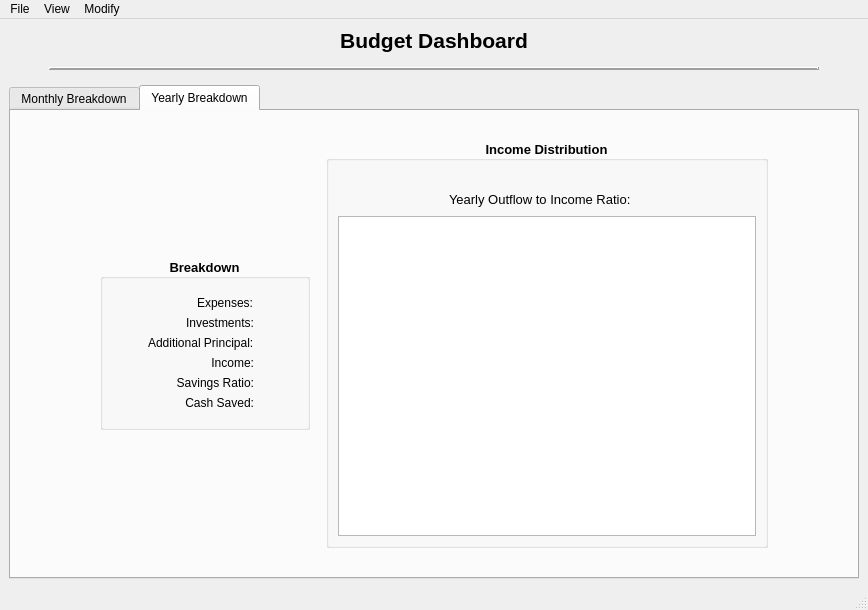
Above: CashFlowManager/mainwindow.ui from epw7856/CashFlowManager before the change. Below: the same form after it.
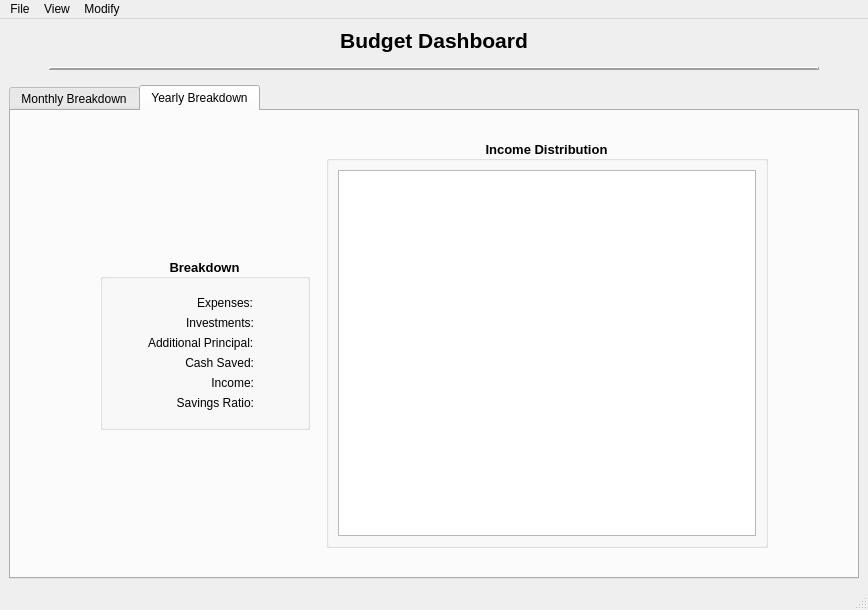
That is the form after the change. The open tabs and pages were chosen to show the change. Custom widgets are drawn as their Qt base class.

Commit message: Updated table view in the asset summary dialog and removed a label in the main window dialog.

What changed in the file:
```diff
--- a/CashFlowManager/mainwindow.ui
+++ b/CashFlowManager/mainwindow.ui
@@ -967,7 +967,7 @@
                    </property>
                   </widget>
                  </item>
-                 <item row="3" column="0">
+                 <item row="4" column="0">
                   <widget class="QLabel" name="label_10">
                    <property name="font">
                     <font>
@@ -985,7 +985,7 @@
                    </property>
                   </widget>
                  </item>
-                 <item row="3" column="1">
+                 <item row="4" column="1">
                   <widget class="QLabel" name="labelYearlyIncome">
                    <property name="font">
                     <font>
@@ -1000,7 +1000,7 @@
                    </property>
                   </widget>
                  </item>
-                 <item row="4" column="0">
+                 <item row="5" column="0">
                   <widget class="QLabel" name="label_11">
                    <property name="font">
                     <font>
@@ -1018,7 +1018,7 @@
                    </property>
                   </widget>
                  </item>
-                 <item row="4" column="1">
+                 <item row="5" column="1">
                   <widget class="QLabel" name="labelYearlySavingsRatio">
                    <property name="font">
                     <font>
@@ -1033,39 +1033,6 @@
                    </property>
                   </widget>
                  </item>
-                 <item row="5" column="0">
-                  <widget class="QLabel" name="label_9">
-                   <property name="font">
-                    <font>
-                     <family>Segoe UI</family>
-                     <pointsize>9</pointsize>
-                     <weight>50</weight>
-                     <bold>false</bold>
-                    </font>
-                   </property>
-                   <property name="text">
-                    <string>Cash Saved:</string>
-                   </property>
-                   <property name="alignment">
-                    <set>Qt::AlignRight|Qt::AlignTrailing|Qt::AlignVCenter</set>
-                   </property>
-                  </widget>
-                 </item>
-                 <item row="5" column="1">
-                  <widget class="QLabel" name="labelYearlyCashSaved">
-                   <property name="font">
-                    <font>
-                     <family>Segoe UI</family>
-                     <pointsize>9</pointsize>
-                     <weight>50</weight>
-                     <bold>false</bold>
-                    </font>
-                   </property>
-                   <property name="text">
-                    <string>&lt;CashSaved&gt;</string>
-                   </property>
-                  </widget>
-                 </item>
                  <item row="2" column="0">
                   <widget class="QLabel" name="label_15">
                    <property name="font">
@@ -1096,6 +1063,39 @@
                    </property>
                   </widget>
                  </item>
+                 <item row="3" column="0">
+                  <widget class="QLabel" name="label_9">
+                   <property name="font">
+                    <font>
+                     <family>Segoe UI</family>
+                     <pointsize>9</pointsize>
+                     <weight>50</weight>
+                     <bold>false</bold>
+                    </font>
+                   </property>
+                   <property name="text">
+                    <string>Cash Saved:</string>
+                   </property>
+                   <property name="alignment">
+                    <set>Qt::AlignRight|Qt::AlignTrailing|Qt::AlignVCenter</set>
+                   </property>
+                  </widget>
+                 </item>
+                 <item row="3" column="1">
+                  <widget class="QLabel" name="labelYearlyCashSaved">
+                   <property name="font">
+                    <font>
+                     <family>Segoe UI</family>
+                     <pointsize>9</pointsize>
+                     <weight>50</weight>
+                     <bold>false</bold>
+                    </font>
+                   </property>
+                   <property name="text">
+                    <string>&lt;CashSaved&gt;</string>
+                   </property>
+                  </widget>
+                 </item>
                 </layout>
                </item>
                <item>
@@ -1166,91 +1166,6 @@
                <set>Qt::AlignCenter</set>
               </property>
               <layout class="QVBoxLayout" name="verticalLayout_6">
-               <item>
-                <spacer name="horizontalSpacer_7">
-                 <property name="orientation">
-                  <enum>Qt::Horizontal</enum>
-                 </property>
-                 <property name="sizeHint" stdset="0">
-                  <size>
-                   <width>40</width>
-                   <height>20</height>
-                  </size>
-                 </property>
-                </spacer>
-               </item>
-               <item>
-                <layout class="QHBoxLayout" name="horizontalLayout">
-                 <item>
-                  <spacer name="horizontalSpacer_13">
-                   <property name="orientation">
-                    <enum>Qt::Horizontal</enum>
-                   </property>
-                   <property name="sizeHint" stdset="0">
-                    <size>
-                     <width>40</width>
-                     <height>20</height>
-                    </size>
-                   </property>
-                  </spacer>
-                 </item>
-                 <item>
-                  <widget class="QLabel" name="label_17">
-                   <property name="sizePolicy">
-                    <sizepolicy hsizetype="Preferred" vsizetype="Fixed">
-                     <horstretch>0</horstretch>
-                     <verstretch>0</verstretch>
-                    </sizepolicy>
-                   </property>
-                   <property name="font">
-                    <font>
-                     <family>Segoe UI</family>
-                     <pointsize>10</pointsize>
-                     <weight>50</weight>
-                     <bold>false</bold>
-                    </font>
-                   </property>
-                   <property name="text">
-                    <string>Yearly Outflow to Income Ratio:</string>
-                   </property>
-                  </widget>
-                 </item>
-                 <item>
-                  <widget class="QLabel" name="labelExpenditurePercentage">
-                   <property name="sizePolicy">
-                    <sizepolicy hsizetype="Preferred" vsizetype="Fixed">
-                     <horstretch>0</horstretch>
-                     <verstretch>0</verstretch>
-                    </sizepolicy>
-                   </property>
-                   <property name="font">
-                    <font>
-                     <family>Segoe UI</family>
-                     <pointsize>10</pointsize>
-                     <weight>75</weight>
-                     <bold>true</bold>
-                    </font>
-                   </property>
-                   <property name="text">
-                    <string>&lt;Percentage&gt;</string>
-                   </property>
-                  </widget>
-                 </item>
-                 <item>
-                  <spacer name="horizontalSpacer_14">
-                   <property name="orientation">
-                    <enum>Qt::Horizontal</enum>
-                   </property>
-                   <property name="sizeHint" stdset="0">
-                    <size>
-                     <width>40</width>
-                     <height>20</height>
-                    </size>
-                   </property>
-                  </spacer>
-                 </item>
-                </layout>
-               </item>
                <item>
                 <widget class="QChartView" name="graphicsViewBreakdownPieChart">
                  <property name="sizePolicy">
```
Left out of the diff: 68 changed lines with no effect on the pictures. The commit also changes 4 other files.
